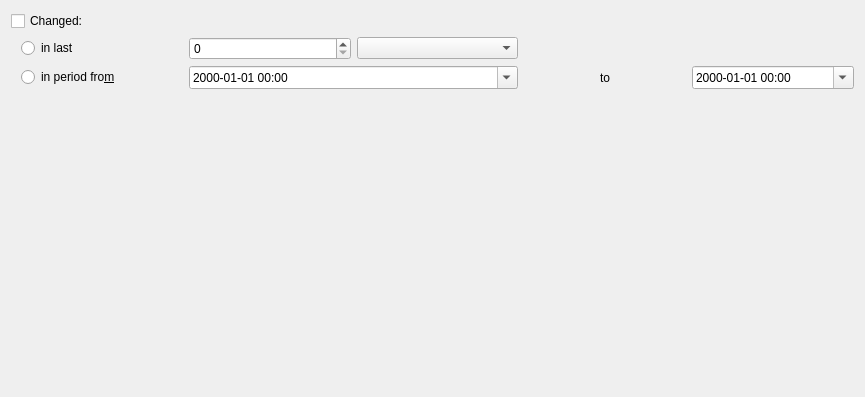
First picture: the form in Viewer/src/PeriodSearchWidget.ui, repository ecmwf/ecflow, before the edit.
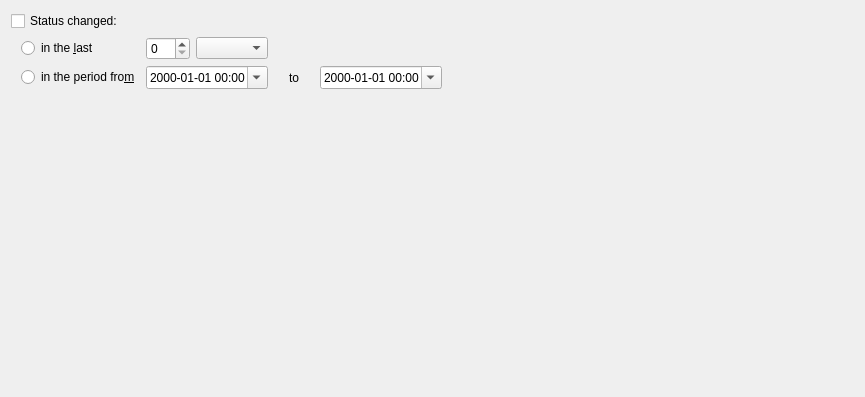
Second picture: the form after the edit.

Commit message: ecFlowUI: extend search options with status change time ECFLOW-1154

Patch:
```diff
--- a/Viewer/src/PeriodSearchWidget.ui
+++ b/Viewer/src/PeriodSearchWidget.ui
@@ -17,7 +17,7 @@
    <item>
     <widget class="QCheckBox" name="periodCheck_">
      <property name="text">
-      <string>Changed:</string>
+      <string>Status changed:</string>
      </property>
     </widget>
    </item>
@@ -40,11 +40,11 @@
       </spacer>
      </item>
      <item>
-      <layout class="QGridLayout" name="gridLayout">
+      <layout class="QGridLayout" name="gridLayout" columnstretch="0,0,0,0,0">
        <item row="1" column="0">
         <widget class="QRadioButton" name="periodRb_">
          <property name="text">
-          <string>in period fro&amp;m</string>
+          <string>in the period fro&amp;m</string>
          </property>
         </widget>
        </item>
@@ -87,12 +87,51 @@
        <item row="0" column="0">
         <widget class="QRadioButton" name="lastRb_">
          <property name="text">
-          <string>in last</string>
+          <string>in the &amp;last</string>
          </property>
         </widget>
        </item>
+       <item row="0" column="3">
+        <spacer name="horizontalSpacer_3">
+         <property name="orientation">
+          <enum>Qt::Horizontal</enum>
+         </property>
+         <property name="sizeHint" stdset="0">
+          <size>
+           <width>40</width>
+           <height>20</height>
+          </size>
+         </property>
+        </spacer>
+       </item>
+       <item row="0" column="4">
+        <spacer name="horizontalSpacer_4">
+         <property name="orientation">
+          <enum>Qt::Horizontal</enum>
+         </property>
+         <property name="sizeHint" stdset="0">
+          <size>
+           <width>40</width>
+           <height>20</height>
+          </size>
+         </property>
+        </spacer>
+       </item>
       </layout>
      </item>
+     <item>
+      <spacer name="horizontalSpacer_2">
+       <property name="orientation">
+        <enum>Qt::Horizontal</enum>
+       </property>
+       <property name="sizeHint" stdset="0">
+        <size>
+         <width>40</width>
+         <height>20</height>
+        </size>
+       </property>
+      </spacer>
+     </item>
     </layout>
    </item>
    <item>
```
The commit also changes 11 other files.
